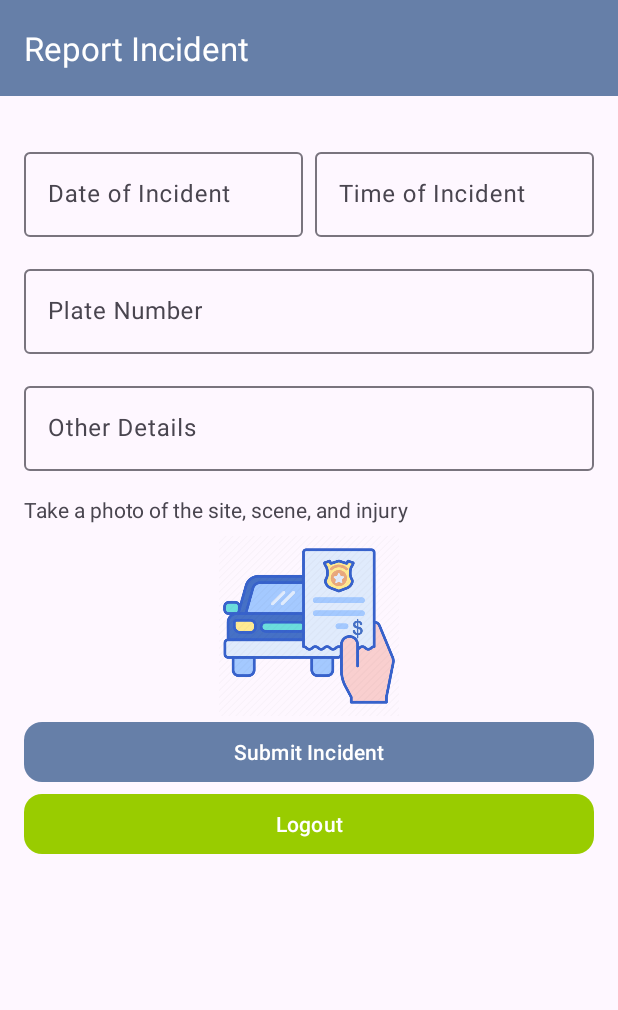
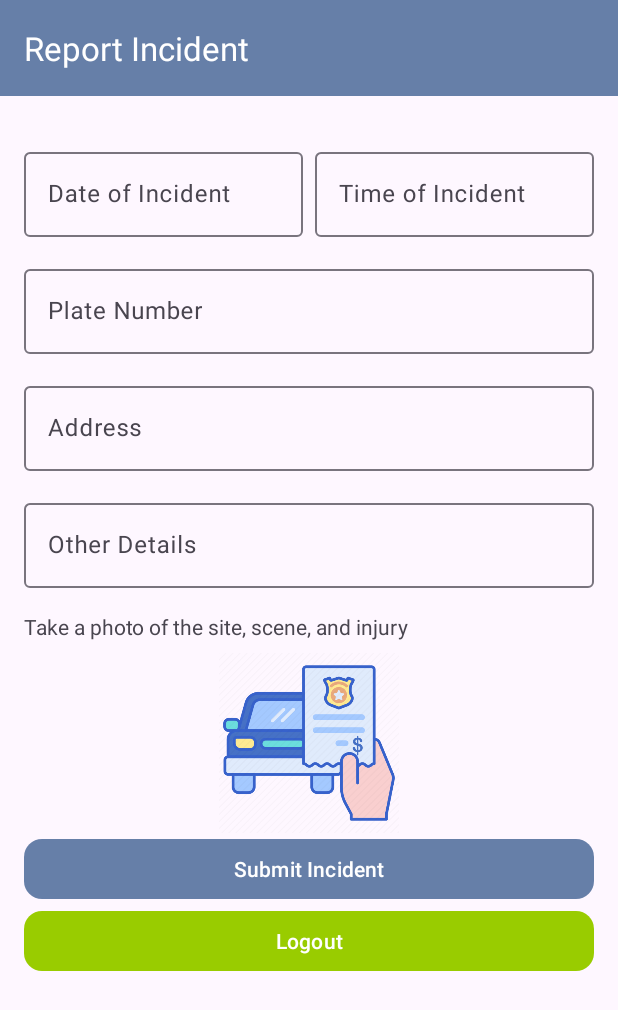
Before and after one commit to jayaustin1122/TicketingApp, an Android app: the MemberFragment screen opened through its navigation route, after a tap on "Submit Incident", on a phone screen of 412 x 824 dp. Shown: the top 1010 px of the screen. Run offline under Robolectric (Android 15) with nearby library versions, the phone set to English and light mode, and no system bars; our stand-ins replace Firebase (no records; nobody signed in at launch, a user with empty details on screens opened directly); libraries missing offline, so code that uses them is left out: org.bouncycastle.asn1.

Commit message:
Added Some

```diff
--- a/app/src/main/java/com/example/smartticketing/views/MemberFragment.kt
+++ b/app/src/main/java/com/example/smartticketing/views/MemberFragment.kt
@@ -35,7 +35,6 @@ import kotlinx.coroutines.CoroutineScope
 import kotlinx.coroutines.Dispatchers
 import kotlinx.coroutines.delay
 import kotlinx.coroutines.launch
-import java.text.SimpleDateFormat
 import java.util.*
 
 class MemberFragment : Fragment() {
@@ -191,9 +190,10 @@ class MemberFragment : Fragment() {
         val time = binding.timeEditText.text.toString()
         val plateNumber = binding.plateNumberEditText.text.toString()
         val details = binding.otherDetailsEditText.text.toString()
+        val address = binding.etAddress.text.toString()
 
         if (date.isNotEmpty() && time.isNotEmpty() && plateNumber.isNotEmpty() && selectedImage != Uri.EMPTY) {
-            uploadImageAndData(date, time, plateNumber, details)
+            uploadImageAndData(date, time, plateNumber, details,address)
         } else {
             ProgressDialogUtils.dismissProgressDialog()
             Toast.makeText(requireContext(), "Please fill all fields and select an image", Toast.LENGTH_SHORT).show()
@@ -208,7 +208,7 @@ class MemberFragment : Fragment() {
                         val firstName = document.getString("fullName") ?: ""
                         val lastName = document.getString("lastName") ?: ""
                         currentUserName = "$firstName $lastName"
-                        Log.d("MemberFragment", "Current User Name: $currentUserName")
+                        Log.d("MemberFragment", "Current User Name1: $currentUserName")
                     } else {
                         Log.d("MemberFragment", "No user document found")
                     }
@@ -219,7 +219,13 @@ class MemberFragment : Fragment() {
         }
     }
 
-    private fun uploadImageAndData(date: String, time: String, plate: String, details: String) {
+    private fun uploadImageAndData(
+        date: String,
+        time: String,
+        plate: String,
+        details: String,
+        address: String
+    ) {
         if (currentUserName.isEmpty()) {
             Toast.makeText(requireContext(), "User information not available", Toast.LENGTH_SHORT).show()
             return
@@ -235,8 +241,11 @@ class MemberFragment : Fragment() {
                         "plateNumber" to plate,
                         "details" to details,
                         "imageUrl" to imageUrl.toString(),
+                        "address" to address,
                         "reportedBy" to currentUserName
+
                     )
+                    Log.d("MemberFragment", "Current User Name2: $currentUserName")
                     firestore.collection("incidentReports")
                         .add(incidentData)
                         .addOnSuccessListener {
--- a/app/src/main/res/layout/fragment_member.xml
+++ b/app/src/main/res/layout/fragment_member.xml
@@ -86,6 +86,19 @@
                     android:layout_height="wrap_content" />
             </com.google.android.material.textfield.TextInputLayout>
 
+            <com.google.android.material.textfield.TextInputLayout
+                android:id="@+id/address"
+                android:layout_width="match_parent"
+                android:layout_height="wrap_content"
+                android:hint="Address"
+                android:paddingTop="16dp">
+
+                <com.google.android.material.textfield.TextInputEditText
+                    android:id="@+id/etAddress"
+                    android:layout_width="match_parent"
+                    android:layout_height="wrap_content" />
+            </com.google.android.material.textfield.TextInputLayout>
+
             <!-- Other Details -->
             <com.google.android.material.textfield.TextInputLayout
                 android:id="@+id/otherDetailsLayout"
```
